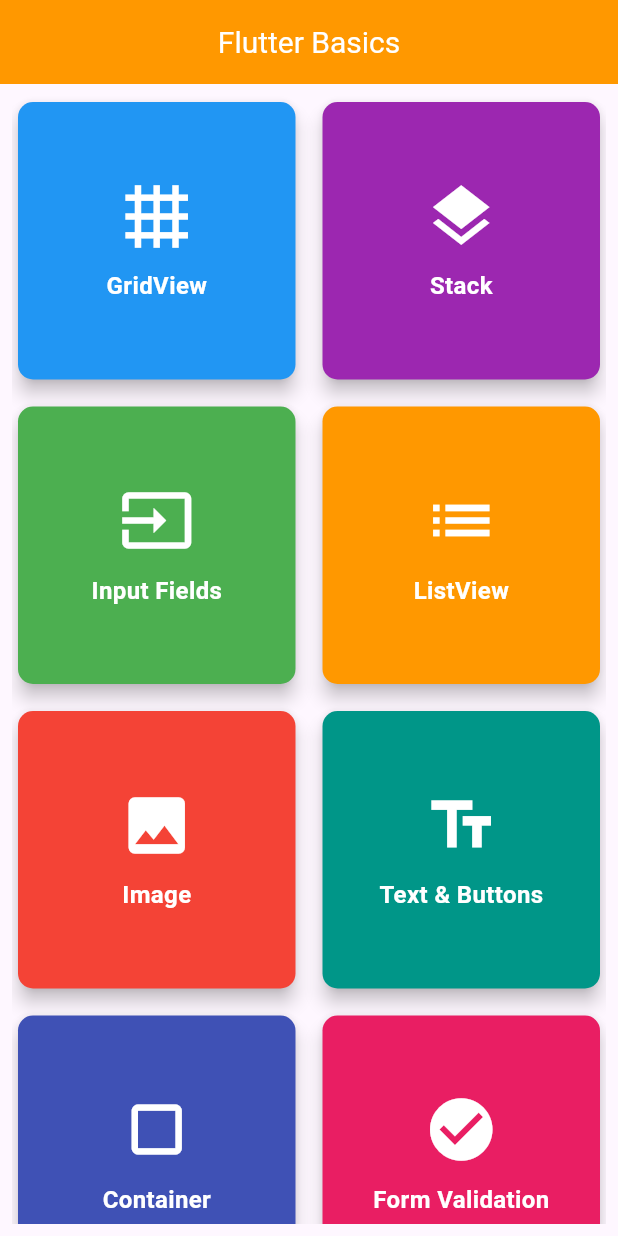
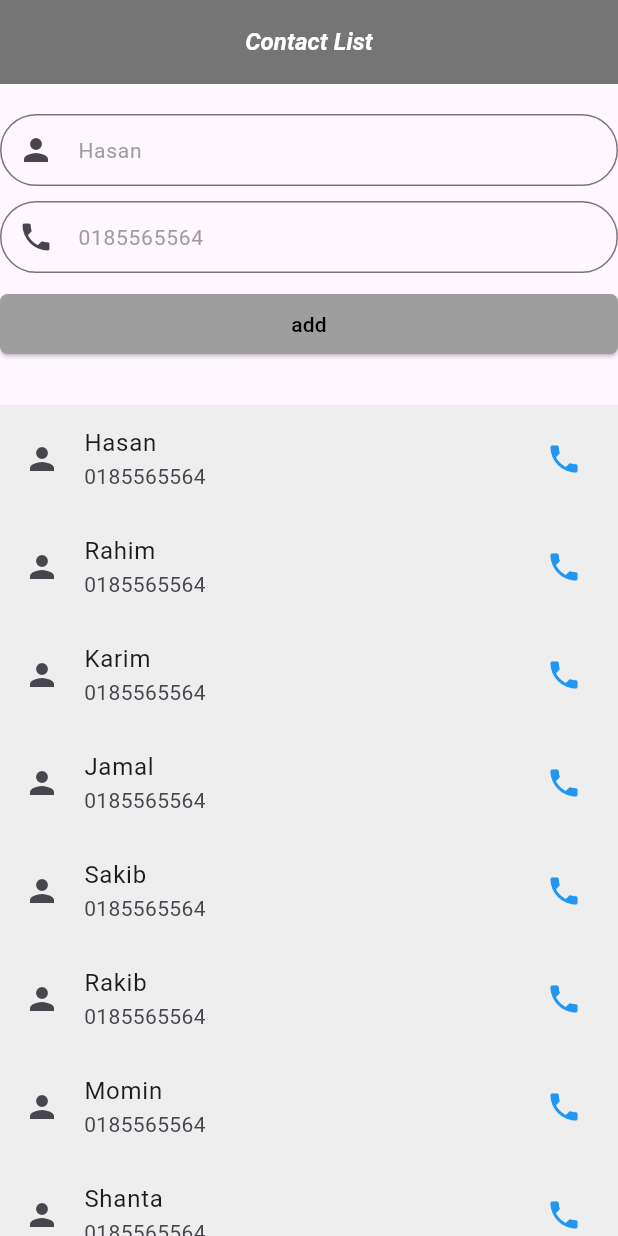
Before and after one commit to sanahid120/Flutter-Basics, a Flutter app: the screen it shows after launch, on a phone screen of 412 x 824 dp. Run offline on Flutter 3.47's test engine with Material 3 defaults, Android fonts, the phone set to English and light mode, and no system bars.

Commit message:
advanced features

```diff
--- /dev/null
+++ b/lib/api.dart
@@ -0,0 +1,10 @@
+import 'package:flutter/material.dart';
+
+class ApiWidget extends StatelessWidget {
+  const ApiWidget({super.key});
+
+  @override
+  Widget build(BuildContext context) {
+    return const Placeholder();
+  }
+}
--- a/lib/bars.dart
+++ b/lib/bars.dart
@@ -1,4 +1,8 @@
 import 'package:flutter/material.dart';
+import 'package:flutter_basics/Widgets/homepageGrid.dart';
+import 'package:flutter_basics/formValidation.dart';
+import 'package:flutter_basics/homepage.dart';
+import 'package:flutter_basics/image.dart';
 
 class BarsWidgets extends StatefulWidget {
   const BarsWidgets({super.key});
@@ -9,6 +13,14 @@ class BarsWidgets extends StatefulWidget {
 
 class _BarsWidgetsState extends State<BarsWidgets> {
   @override
+  int _currentIndex = 0;
+  List pages = [MyHomePage(), ImageClass(), FormFieldClass()];
+  onTap(int index) {
+    setState(() {
+      _currentIndex = index;
+    });
+  }
+
   Widget build(BuildContext context) {
     return DefaultTabController(
       length: 3,
@@ -41,6 +53,26 @@ class _BarsWidgetsState extends State<BarsWidgets> {
             ],
           ),
           centerTitle: true,
+        ),
+        bottomNavigationBar: BottomNavigationBar(
+          currentIndex: _currentIndex,
+          onTap: onTap(_currentIndex),
+          items: [
+            /*  take index number as reference also create
+            a list of pages for navigation. and then add the Page list to body
+            int index =0
+            pageList = [HomePage(), SearchPage(), SettingsPage()]
+            body: pageList[index]
+
+            */
+            BottomNavigationBarItem(icon: Icon(Icons.home), label: 'Home'),
+            BottomNavigationBarItem(icon: Icon(Icons.search), label: 'Search'),
+            BottomNavigationBarItem(
+              icon: Icon(Icons.settings),
+              label: 'Settings',
+            ),
+            BottomNavigationBarItem(icon: Icon(Icons.person), label: 'Profile'),
+          ],
         ),
         drawer: Drawer(
           child: ListView(
@@ -82,6 +114,7 @@ class _BarsWidgetsState extends State<BarsWidgets> {
                 },
               ),
               Divider(),
+
               ListTile(
                 visualDensity: VisualDensity(horizontal: 0, vertical: -4),
                 leading: Icon(Icons.search),
--- /dev/null
+++ b/lib/liveExam.dart
@@ -0,0 +1,83 @@
+import 'package:flutter/material.dart';
+import 'package:flutter_basics/bars.dart';
+
+class LiveExam extends StatelessWidget {
+  const LiveExam({super.key});
+
+  @override
+  Widget build(BuildContext context) {
+    List<String> contacts = [
+      'Hasan',
+      'Rahim',
+      'Karim',
+      'Jamal',
+      'Sakib',
+      'Rakib',
+      'Momin',
+      'Shanta',
+      'Jahid',
+      'Rabbi',
+    ];
+    return Scaffold(
+      appBar: AppBar(
+        title: const Text(
+          'Contact List',
+          style: TextStyle(color: Colors.white),
+        ),
+        backgroundColor: Colors.grey[600],
+      ),
+
+      body: Column(
+        children: [
+          SizedBox(height: 20),
+          TextField(
+            decoration: InputDecoration(
+              contentPadding: EdgeInsets.all(10),
+              hintText: 'Hasan',
+              prefixIcon: Icon(Icons.person),
+            ),
+          ),
+          SizedBox(height: 10),
+          TextField(
+            decoration: InputDecoration(
+              contentPadding: EdgeInsets.all(10),
+              hintText: '0185565564',
+              prefixIcon: Icon(Icons.phone),
+            ),
+          ),
+          SizedBox(height: 10),
+
+          SizedBox(
+            width: double.infinity,
+            child: ElevatedButton(
+              style: ElevatedButton.styleFrom(
+                backgroundColor: Colors.grey,
+                foregroundColor: Colors.black,
+                shape: RoundedRectangleBorder(
+                  borderRadius: BorderRadius.circular(5),
+                ),
+              ),
+              onPressed: () {},
+              child: Text('add'),
+            ),
+          ),
+          SizedBox(height: 30),
+          Expanded(
+            child: ListView.builder(
+              itemCount: contacts.length,
+              itemBuilder: (context, index) {
+                return ListTile(
+                  tileColor: Colors.grey[200],
+                  leading: Icon(Icons.person),
+                  title: Text(contacts[index]),
+                  subtitle: Text('0185565564'),
+                  trailing: Icon(Icons.phone, color: Colors.blue),
+                );
+              },
+            ),
+          ),
+        ],
+      ),
+    );
+  }
+}
--- a/lib/main.dart
+++ b/lib/main.dart
@@ -1,5 +1,14 @@
 import 'package:flutter/material.dart';
 import 'package:flutter_basics/homepage.dart';
+import 'package:flutter_basics/listView.dart';
+import 'package:flutter_basics/image.dart';
+import 'package:flutter_basics/text_and_buttons.dart';
+import 'package:flutter_basics/container.dart';
+import 'package:flutter_basics/input_fields.dart';
+import 'package:flutter_basics/formValidation.dart';
+import 'package:flutter_basics/alert.dart';
+import 'package:flutter_basics/bars.dart';
+import 'package:flutter_basics/liveExam.dart';
 
 void main() {
   runApp(const MyApp());
@@ -73,7 +82,17 @@ class MyApp extends StatelessWidget {
           centerTitle: true,
         ),
       ),
-      home: MyHomePage(),
+      home: LiveExam(),
+      routes: {
+        '/textinput': (context) => const TextInputField(),
+        '/listview': (context) => const ListviewClass(),
+        '/image': (context) => const ImageClass(),
+        '/textbuttons': (context) => const TextAndButtons(),
+        '/container': (context) => const ContainerClass(),
+        '/formvalidation': (context) => const FormFieldClass(),
+        '/alertdialouge': (context) => const AlertDialougeWidget(),
+        '/bars': (context) => const BarsWidgets(),
+      },
     );
   }
 }
--- a/pubspec.yaml
+++ b/pubspec.yaml
@@ -34,6 +34,7 @@ dependencies:
   # The following adds the Cupertino Icons font to your application.
   # Use with the CupertinoIcons class for iOS style icons.
   cupertino_icons: ^1.0.8
+  http: ^1.6.0
 
 dev_dependencies:
   flutter_test:
```
Also changed, not shown: pubspec.lock.
